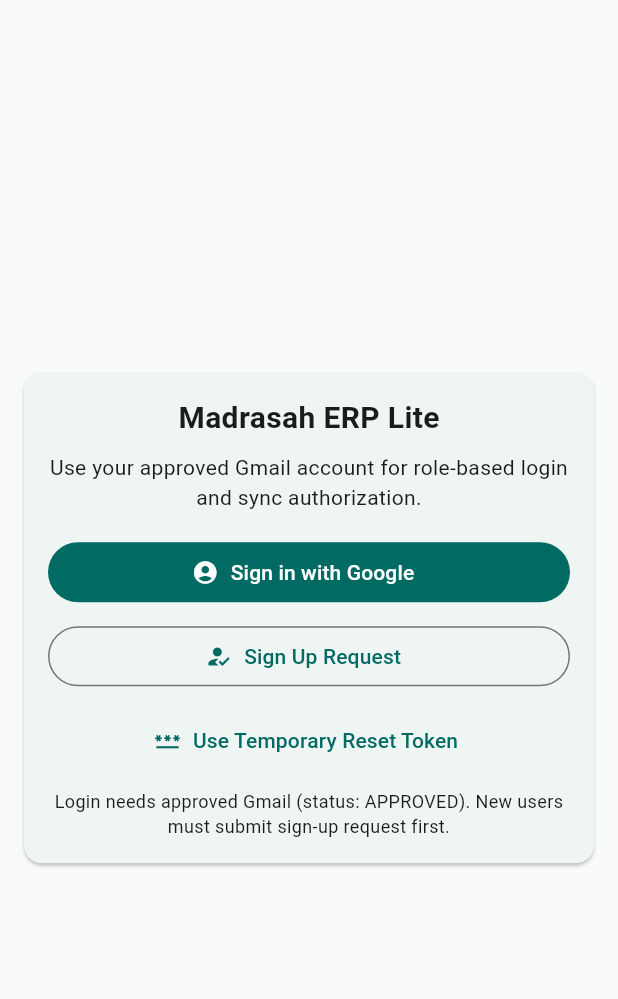
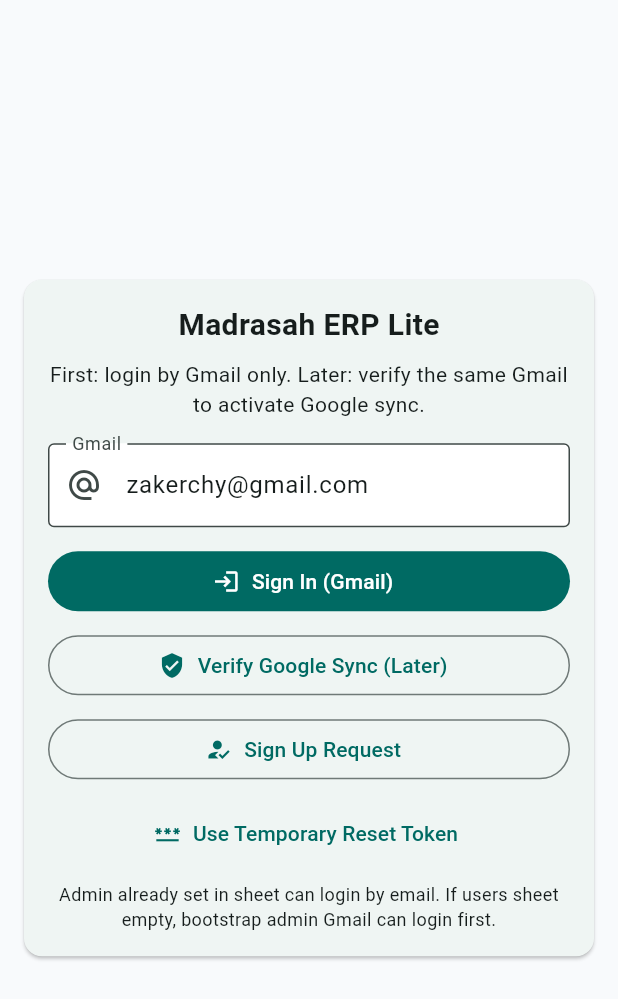
Before and after one commit to Zakerchy/madrasah-erp-pro, a Flutter app: the screen it shows after launch, on a phone screen of 412 x 824 dp. Shown: the top 999 px of the screen. Run offline on Flutter 3.47's test engine with Material 3 defaults, Android fonts, the phone set to English and light mode, and no system bars; our stand-ins replace connectivity_plus, google_sign_in, googleapis_auth, shared_preferences; missing offline and left inert: extension_google_sign_in_as_googleapis_auth, googleapis.

Commit message:
login updated

```diff
--- a/mobile-app/lib/features/auth/login_screen.dart
+++ b/mobile-app/lib/features/auth/login_screen.dart
@@ -1,5 +1,4 @@
 import 'package:flutter/material.dart';
-import 'package:google_sign_in/google_sign_in.dart';
 
 import '../../shared/models/session_user.dart';
 import '../../shared/services/api_service.dart';
@@ -15,32 +14,36 @@ class LoginScreen extends StatefulWidget {
 
 class _LoginScreenState extends State<LoginScreen> {
   final _api = ApiService();
+  final _email = TextEditingController();
   bool _loading = false;
 
-  Future<GoogleSignInAccount?> _pickGoogleAccount() async {
-    await GoogleAuthService.signOut();
-    return GoogleAuthService.signInInteractive();
+  String get _normalizedEmail => _email.text.trim().toLowerCase();
+
+  @override
+  void initState() {
+    super.initState();
+    _email.text = 'zakerchy@gmail.com';
   }
 
-  Future<void> _loginWithGoogle() async {
+  @override
+  void dispose() {
+    _email.dispose();
+    super.dispose();
+  }
+
+  Future<void> _loginWithEmail() async {
     setState(() => _loading = true);
 
     try {
-      final account = await _pickGoogleAccount();
-
-      if (!mounted) return;
-      if (account == null) {
-        ScaffoldMessenger.of(context).showSnackBar(const SnackBar(content: Text('Google sign-in cancelled')));
+      final email = _normalizedEmail;
+      if (email.isEmpty || !email.contains('@')) {
+        if (!mounted) return;
+        ScaffoldMessenger.of(context).showSnackBar(const SnackBar(content: Text('Please enter a valid Gmail')));
         setState(() => _loading = false);
         return;
       }
 
-      final email = account.email.trim().toLowerCase();
-      final googleId = account.id.trim();
-
-      final res = await _api.post('login', {
-        'email': email,
-      });
+      final res = await _api.post('login', {'email': email});
 
       if (!mounted) return;
 
@@ -49,12 +52,12 @@ class _LoginScreenState extends State<LoginScreen> {
         SessionService.setUser(user);
         await SessionService.saveOfflineCredential(
           email: email,
-          googleId: googleId,
+          googleId: '',
           user: user,
         );
         ScaffoldMessenger.of(context).showSnackBar(SnackBar(content: Text('Welcome ${user.name}')));
         Navigator.pushNamedAndRemoveUntil(context, '/dashboard', (route) => false);
-      } else if (res['offline'] == true && SessionService.loginFromOfflineCredential(email: email, googleId: googleId)) {
+      } else if (res['offline'] == true && SessionService.loginFromOfflineCredential(email: email, googleId: '')) {
         ScaffoldMessenger.of(context).showSnackBar(const SnackBar(content: Text('Offline login successful')));
         Navigator.pushNamedAndRemoveUntil(context, '/dashboard', (route) => false);
       } else {
@@ -73,15 +76,15 @@ class _LoginScreenState extends State<LoginScreen> {
   Future<void> _openSignupRequest() async {
     setState(() => _loading = true);
     try {
-      final account = await _pickGoogleAccount();
-      if (!mounted) return;
-      if (account == null) {
-        ScaffoldMessenger.of(context).showSnackBar(const SnackBar(content: Text('Google sign-in cancelled')));
+      final email = _normalizedEmail;
+      if (email.isEmpty || !email.contains('@')) {
+        if (!mounted) return;
+        ScaffoldMessenger.of(context).showSnackBar(const SnackBar(content: Text('Enter Gmail first, then request sign up')));
         setState(() => _loading = false);
         return;
       }
 
-      final nameCtrl = TextEditingController(text: account.displayName ?? '');
+      final nameCtrl = TextEditingController();
       final phoneCtrl = TextEditingController();
       String requestedRole = 'VIEWER';
 
@@ -96,7 +99,7 @@ class _LoginScreenState extends State<LoginScreen> {
                   child: Column(
                     mainAxisSize: MainAxisSize.min,
                     children: [
-                      Text('Gmail: ${account.email}', style: const TextStyle(fontSize: 12)),
+                      Text('Gmail: $email', style: const TextStyle(fontSize: 12)),
                       const SizedBox(height: 8),
                       TextField(
                         controller: nameCtrl,
@@ -140,8 +143,8 @@ class _LoginScreenState extends State<LoginScreen> {
 
       final res = await _api.post('signupRequest', {
         'payload': {
-          'email': account.email.trim().toLowerCase(),
-          'name': nameCtrl.text.trim().isEmpty ? (account.displayName ?? 'New User') : nameCtrl.text.trim(),
+          'email': email,
+          'name': nameCtrl.text.trim().isEmpty ? 'New User' : nameCtrl.text.trim(),
           'phone': phoneCtrl.text.trim(),
           'requested_role': requestedRole,
         }
@@ -161,10 +164,10 @@ class _LoginScreenState extends State<LoginScreen> {
   Future<void> _useTemporaryToken() async {
     setState(() => _loading = true);
     try {
-      final account = await _pickGoogleAccount();
-      if (!mounted) return;
-      if (account == null) {
-        ScaffoldMessenger.of(context).showSnackBar(const SnackBar(content: Text('Google sign-in cancelled')));
+      final email = _normalizedEmail;
+      if (email.isEmpty || !email.contains('@')) {
+        if (!mounted) return;
+        ScaffoldMessenger.of(context).showSnackBar(const SnackBar(content: Text('Enter Gmail first')));
         setState(() => _loading = false);
         return;
       }
@@ -178,7 +181,7 @@ class _LoginScreenState extends State<LoginScreen> {
             content: Column(
               mainAxisSize: MainAxisSize.min,
               children: [
-                Text('Gmail: ${account.email}', style: const TextStyle(fontSize: 12)),
+                Text('Gmail: $email', style: const TextStyle(fontSize: 12)),
                 const SizedBox(height: 8),
                 TextField(
                   controller: tokenCtrl,
@@ -210,7 +213,7 @@ class _LoginScreenState extends State<LoginScreen> {
 
       final resetRes = await _api.post('consumeTempResetToken', {
         'payload': {
-          'email': account.email.trim().toLowerCase(),
+          'email': email,
           'token': token,
         }
       });
@@ -224,14 +227,14 @@ class _LoginScreenState extends State<LoginScreen> {
         return;
       }
 
-      final loginRes = await _api.post('login', {'email': account.email.trim().toLowerCase()});
+      final loginRes = await _api.post('login', {'email': email});
       if (!mounted) return;
       if (loginRes['ok'] == true) {
         final user = SessionUser.fromMap((loginRes['data'] ?? {}) as Map<String, dynamic>);
         SessionService.setUser(user);
         await SessionService.saveOfflineCredential(
-          email: account.email.trim().toLowerCase(),
-          googleId: account.id.trim(),
+          email: email,
+          googleId: '',
           user: user,
         );
         ScaffoldMessenger.of(context).showSnackBar(const SnackBar(content: Text('Access reset successful. Logged in.')));
@@ -240,6 +243,47 @@ class _LoginScreenState extends State<LoginScreen> {
         ScaffoldMessenger.of(context).showSnackBar(
           SnackBar(content: Text('${loginRes['message'] ?? loginRes['error'] ?? 'Login failed after reset'}')),
         );
+      }
+    } catch (e) {
+      if (!mounted) return;
+      ScaffoldMessenger.of(context).showSnackBar(SnackBar(content: Text('Error: $e')));
+    }
+    if (mounted) setState(() => _loading = false);
+  }
+
+  Future<void> _verifyGoogleSync() async {
+    setState(() => _loading = true);
+    try {
+      final email = _normalizedEmail;
+      if (email.isEmpty || !email.contains('@')) {
+        if (!mounted) return;
+        ScaffoldMessenger.of(context).showSnackBar(const SnackBar(content: Text('Enter Gmail first')));
+        setState(() => _loading = false);
+        return;
+      }
+
+      final account = await GoogleAuthService.signInInteractive();
+      if (!mounted) return;
+      if (account == null) {
+        ScaffoldMessenger.of(context).showSnackBar(const SnackBar(content: Text('Google verification cancelled')));
+        setState(() => _loading = false);
+        return;
+      }
+
+      final accountEmail = account.email.trim().toLowerCase();
+      if (accountEmail != email) {
+        ScaffoldMessenger.of(context).showSnackBar(
+          SnackBar(content: Text('Google account mismatch. Use $email for sync verify.')),
+        );
+        setState(() => _loading = false);
+        return;
+      }
+
+      final client = await GoogleAuthService.authClient(trySilentSignIn: false);
+      if (client == null) {
+        ScaffoldMessenger.of(context).showSnackBar(const SnackBar(content: Text('Google sync verification failed')));
+      } else {
+        ScaffoldMessenger.of(context).showSnackBar(const SnackBar(content: Text('Google sync verified successfully')));
       }
     } catch (e) {
       if (!mounted) return;
@@ -264,18 +308,37 @@ class _LoginScreenState extends State<LoginScreen> {
                   const Text('Madrasah ERP Lite', style: TextStyle(fontSize: 20, fontWeight: FontWeight.bold)),
                   const SizedBox(height: 8),
                   const Text(
-                    'Use your approved Gmail account for role-based login and sync authorization.',
+                    'First: login by Gmail only. Later: verify the same Gmail to activate Google sync.',
                     textAlign: TextAlign.center,
                   ),
                   const SizedBox(height: 16),
+                  TextField(
+                    controller: _email,
+                    keyboardType: TextInputType.emailAddress,
+                    decoration: const InputDecoration(
+                      labelText: 'Gmail',
+                      hintText: 'example@gmail.com',
+                      prefixIcon: Icon(Icons.alternate_email),
+                    ),
+                  ),
+                  const SizedBox(height: 12),
                   SizedBox(
                     width: double.infinity,
                     child: FilledButton.icon(
-                      onPressed: _loading ? null : _loginWithGoogle,
+                      onPressed: _loading ? null : _loginWithEmail,
                       icon: _loading
                           ? const SizedBox(width: 18, height: 18, child: CircularProgressIndicator(strokeWidth: 2))
-                          : const Icon(Icons.account_circle),
-                      label: Text(_loading ? 'Signing in...' : 'Sign in with Google'),
+                          : const Icon(Icons.login),
+                      label: Text(_loading ? 'Signing in...' : 'Sign In (Gmail)'),
+                    ),
+                  ),
+                  const SizedBox(height: 8),
+                  SizedBox(
+                    width: double.infinity,
+                    child: OutlinedButton.icon(
+                      onPressed: _loading ? null : _verifyGoogleSync,
+                      icon: const Icon(Icons.verified_user),
+                      label: const Text('Verify Google Sync (Later)'),
                     ),
                   ),
                   const SizedBox(height: 8),
@@ -298,7 +361,7 @@ class _LoginScreenState extends State<LoginScreen> {
                   ),
                   const SizedBox(height: 8),
                   const Text(
-                    'Login needs approved Gmail (status: APPROVED). New users must submit sign-up request first.',
+                    'Admin already set in sheet can login by email. If users sheet empty, bootstrap admin Gmail can login first.',
                     style: TextStyle(fontSize: 12),
                     textAlign: TextAlign.center,
                   ),
--- a/mobile-app/lib/shared/services/api_service.dart
+++ b/mobile-app/lib/shared/services/api_service.dart
@@ -194,10 +194,10 @@ class ApiService {
   }
 
   Future<Map<String, dynamic>> _login(Map<String, dynamic> payload) async {
-    await _ensureUsersSheetColumns();
     final email = (payload['email'] ?? '').toString().trim().toLowerCase();
     if (email.isEmpty) return {'ok': false, 'message': 'email required'};
-
+    try {
+      await _ensureUsersSheetColumns();
       var users = await _readRows(_usersSheet);
 
       // First-time bootstrap: if users sheet is empty, allow configured bootstrap admin Gmail.
@@ -263,6 +263,28 @@ class ApiService {
           'approval_status': _approvalStatusOf(user),
         },
       };
+    } catch (_) {
+      final isBootstrapAdmin = email == AppConfig.bootstrapAdminEmail.trim().toLowerCase();
+      if (isBootstrapAdmin) {
+        return {
+          'ok': true,
+          'sync_pending': true,
+          'message': 'Logged in as bootstrap admin (sync not verified yet)',
+          'data': {
+            'id': 'u_admin_bootstrap_local',
+            'name': AppConfig.bootstrapAdminName,
+            'role': 'ADMIN',
+            'phone': '',
+            'email': email,
+            'approval_status': 'APPROVED',
+          },
+        };
+      }
+      return {
+        'ok': false,
+        'message': 'Google sync not verified yet. Please use "Verify Google Sync" once, then sign in.',
+      };
+    }
   }
 
   Future<Map<String, dynamic>> _listTransactions(Map<String, String> query) async {
```
Lines whose indentation alone changed are shown as unchanged.
